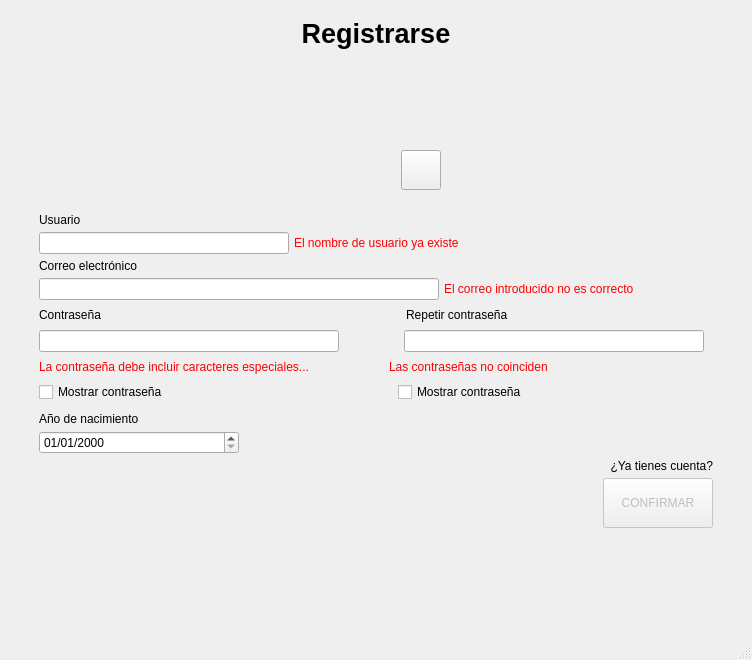
This is mapa/login_register.ui in jorgecanut/mapaIHM as Qt 5 draws it before an edit. The edited form follows.
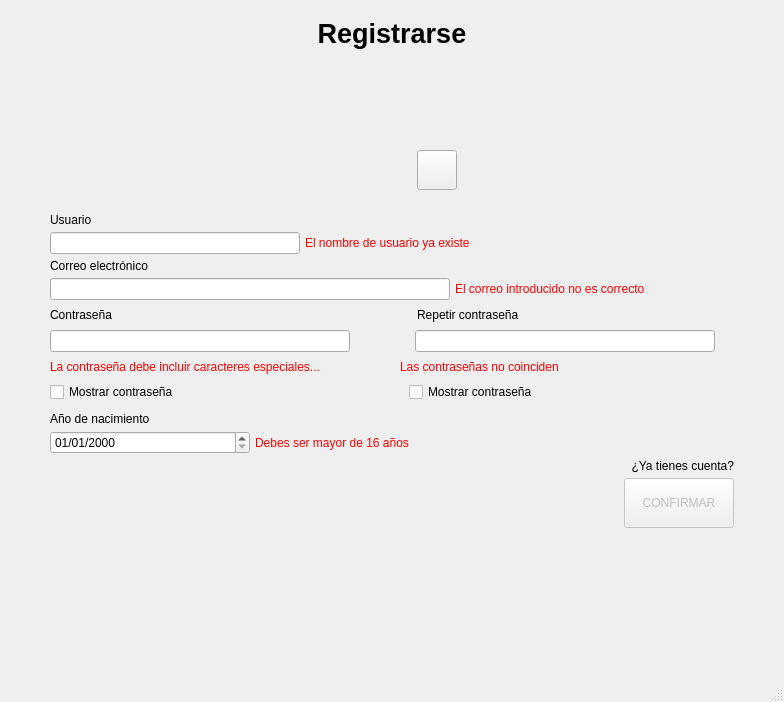
This is the edited form. Icons and pictures are not drawn. Custom widgets are drawn as their Qt base class.

The edit to the form file:
```diff
--- a/mapa/login_register.ui
+++ b/mapa/login_register.ui
@@ -6,8 +6,8 @@
    <rect>
     <x>0</x>
     <y>0</y>
-    <width>752</width>
-    <height>660</height>
+    <width>784</width>
+    <height>702</height>
    </rect>
   </property>
   <property name="maximumSize">
@@ -982,6 +982,8 @@
            </widget>
           </item>
           <item>
+           <layout class="QHBoxLayout" name="horizontalLayout_2">
+            <item>
            <widget class="QDateEdit" name="dateEdit">
             <property name="minimumSize">
              <size>
@@ -1001,6 +1003,31 @@
            </widget>
           </item>
           <item>
+             <widget class="QLabel" name="lErrorFecha">
+              <property name="styleSheet">
+               <string notr="true">color:red</string>
+              </property>
+              <property name="text">
+               <string>Debes ser mayor de 16 años</string>
+              </property>
+             </widget>
+            </item>
+            <item>
+             <spacer name="horizontalSpacer_15">
+              <property name="orientation">
+               <enum>Qt::Orientation::Horizontal</enum>
+              </property>
+              <property name="sizeHint" stdset="0">
+               <size>
+                <width>40</width>
+                <height>20</height>
+               </size>
+              </property>
+             </spacer>
+            </item>
+           </layout>
+          </item>
+          <item>
            <layout class="QHBoxLayout" name="horizontalLayout_PieReg">
             <item>
              <spacer name="h_spacer_pie_left">
```
Left out of the diff: 4 changed lines with no effect on the pictures. Lines whose indentation alone changed are shown as unchanged.
